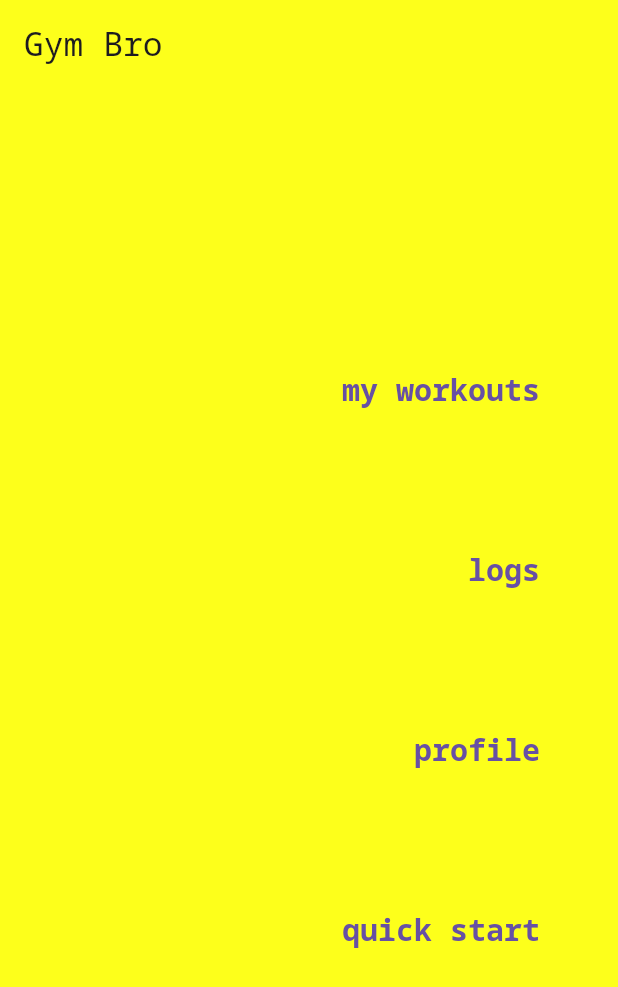
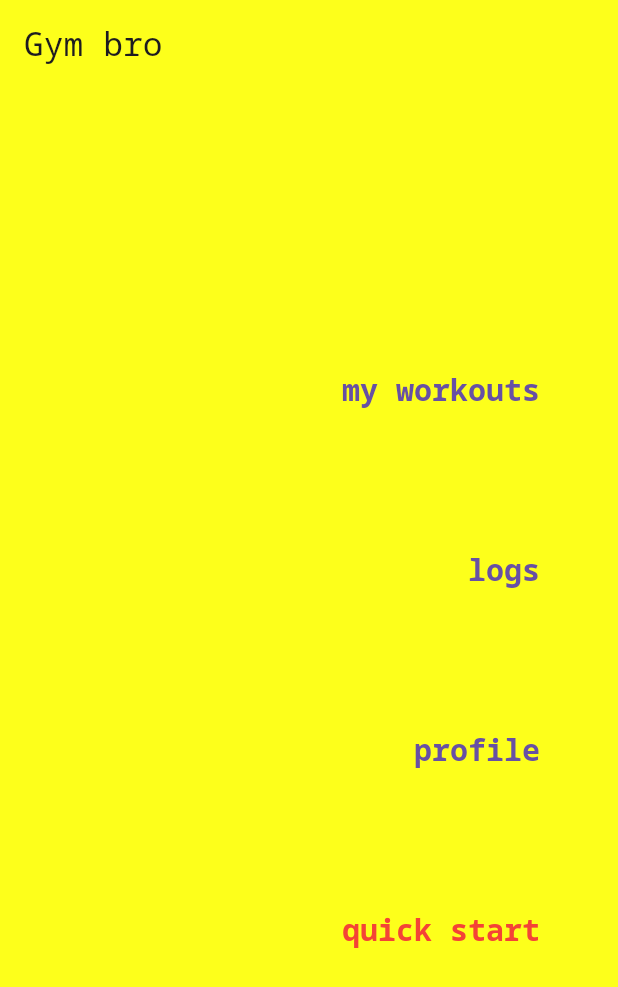
Before and after one commit to ettoma/gym_bro, a Flutter app: the screen it shows after launch, on a phone screen of 412 x 824 dp. Shown: the top 987 px of the screen. Run offline on Flutter 3.47's test engine with Material 3 defaults, Android fonts, the phone set to English and light mode, and no system bars; our stand-ins replace google_fonts.

Commit message:
workout builder draft + theme tweaks

```diff
--- a/lib/global/text.dart
+++ b/lib/global/text.dart
@@ -3,8 +3,15 @@ class PageNames {
   static const String logs = 'logs';
   static const String profile = 'profile';
   static const String quickStart = 'quick start';
+  static const String workoutBuilder = 'workout builder';
 
-  static const List<String> names = [myWorkouts, logs, profile, quickStart];
+  static const List<String> names = [
+    myWorkouts,
+    logs,
+    profile,
+    quickStart,
+    workoutBuilder
+  ];
 }
 
 class ExerciseNames {
--- a/lib/global/theme_provider.dart
+++ b/lib/global/theme_provider.dart
@@ -9,6 +9,7 @@ class ThemeProvider extends ChangeNotifier {
     bottomAppBarTheme: const BottomAppBarTheme(
       color: ColorPalette.lightBG,
     ),
+    textTheme: textThemeBase,
     textButtonTheme: TextButtonThemeData(
         style: ButtonStyle(
             textStyle: MaterialStateProperty.all<TextStyle>(TextStyle(
@@ -32,6 +33,7 @@ class ThemeProvider extends ChangeNotifier {
     appBarTheme: const AppBarTheme(
       backgroundColor: ColorPalette.darkBG,
     ),
+    textTheme: textThemeBase,
     textButtonTheme: TextButtonThemeData(
         style: ButtonStyle(
             textStyle: MaterialStateProperty.all<TextStyle>(TextStyle(
@@ -46,3 +48,5 @@ class ThemeProvider extends ChangeNotifier {
     useMaterial3: true,
   );
 }
+
+TextTheme textThemeBase = TextTheme(headlineMedium: TextStyle(fontSize: 40));
--- a/lib/views/home.dart
+++ b/lib/views/home.dart
@@ -19,7 +19,7 @@ class _HomeState extends State<Home> {
   @override
   Widget build(BuildContext context) {
     return Scaffold(
-      appBar: const NavBar(),
+      appBar: NavBar(),
       body: Center(
         child: GridView.builder(
             itemCount: 4,
--- a/lib/widgets/app_bar.dart
+++ b/lib/widgets/app_bar.dart
@@ -1,7 +1,9 @@
 import 'package:flutter/material.dart';
 
 class NavBar extends StatelessWidget implements PreferredSizeWidget {
-  const NavBar({super.key});
+  String pageTitle;
+
+  NavBar({super.key, this.pageTitle = 'Gym bro'});
 
   @override
   Size get preferredSize => const Size.fromHeight(kToolbarHeight);
@@ -9,7 +11,7 @@ class NavBar extends StatelessWidget implements PreferredSizeWidget {
   @override
   Widget build(BuildContext context) {
     return AppBar(
-      title: const Text('Gym Bro'),
+      title: Text(pageTitle),
     );
   }
 }
--- a/lib/widgets/page_tile.dart
+++ b/lib/widgets/page_tile.dart
@@ -14,10 +14,11 @@ class PageTile extends StatelessWidget {
       width: 100,
       margin: const EdgeInsets.all(10),
       child: TextButton(
-        style: Theme.of(context)
-            .textButtonTheme
-            .style!
-            .copyWith(alignment: Alignment.centerRight),
+        style: Theme.of(context).textButtonTheme.style!.copyWith(
+            alignment: Alignment.centerRight,
+            foregroundColor: pageTitle == 'quick start'
+                ? MaterialStateColor.resolveWith((states) => Colors.red)
+                : null),
         onPressed: () {
           Navigator.of(context).push(
               MaterialPageRoute(builder: (context) => _switchPage(pageTitle)));
```
Also changed, not shown: lib/global/locale_provider.dart (added, +19 -0 lines), lib/main.dart (+5 -2 lines), lib/views/my_workouts.dart (+20 -1 lines), lib/views/workout_builder.dart (added, +71 -0 lines), lib/widgets/exercise_tile.dart (added, +44 -0 lines).
